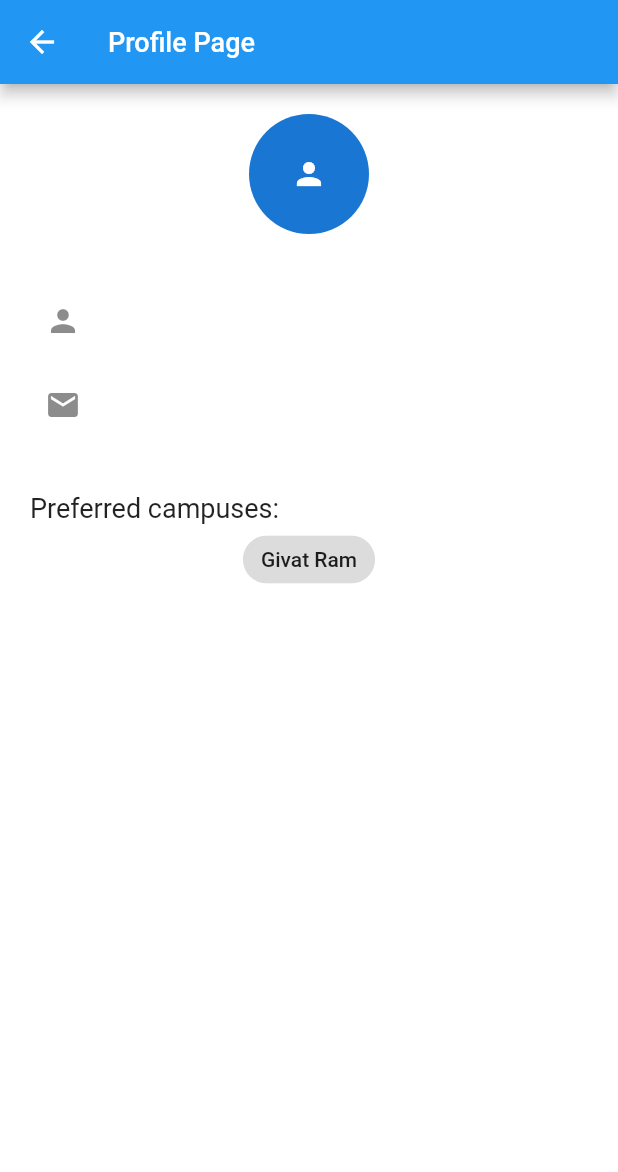
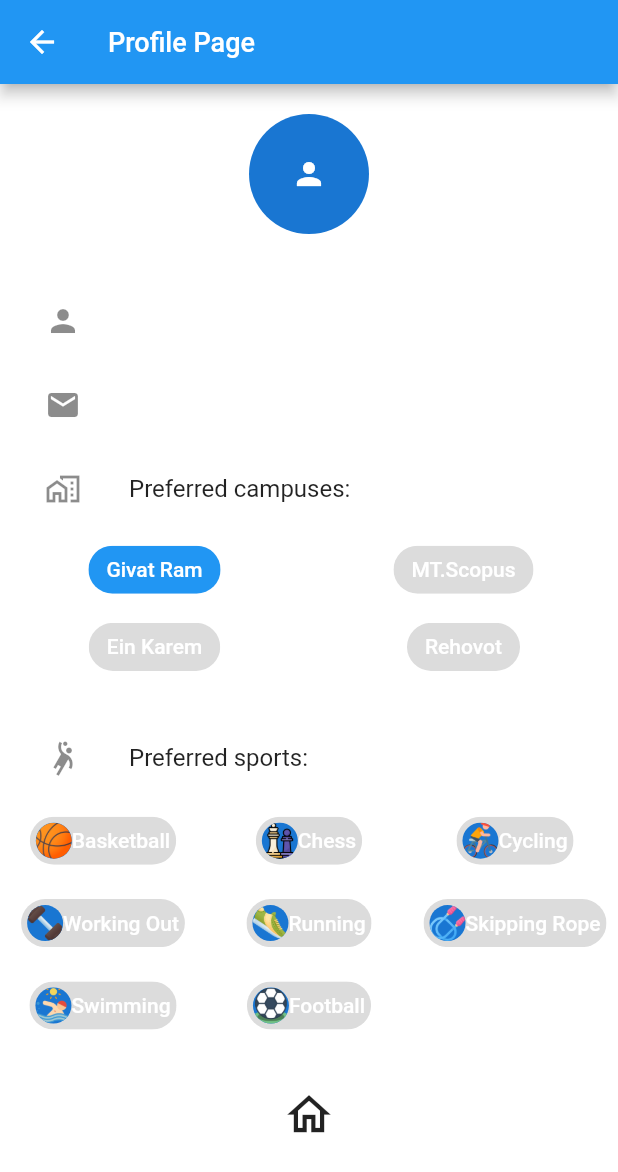
Before and after one commit to abd-khrubi/JoinMe, a Flutter app: the ProfilePage screen opened directly with empty values, after a tap on "Givat Ram", on a phone screen of 412 x 824 dp. Shown: the top 1172 px of the screen. Run offline on Flutter 3.47's test engine with Material 2 defaults, Android fonts, the phone set to English and light mode, and no system bars; our stand-ins replace cloud_firestore, firebase_core, get_it, google_maps_flutter, image_picker; accounts and stored records are empty; network calls fail.

Commit message:
Acticity dart added a function campu dart, changed some of the functionality. Screens were updated with a whole new UI.

```diff
--- a/lib/models/activity.dart
+++ b/lib/models/activity.dart
@@ -1,41 +1,61 @@
 enum Activity {
   basketball,
   chess,
+  cycling,
+  working_out,
+  running,
+  skipping_rope,
+  swimming,
   football,
-  running,
 }
 
 String activityToString(Activity activity) {
   switch (activity) {
+    case Activity.cycling:
+      {
+        return "Cycling";
+      }
     case Activity.basketball:
       {
         return 'Basketball';
       }
-      break;
 
     case Activity.chess:
       {
         return 'Chess';
       }
-      break;
+
+    case Activity.running:
+      {
+        return 'Running';
+      }
+    case Activity.working_out:
+      {
+        return "Working Out";
+      }
+    case Activity.skipping_rope:
+      {
+        return "Skipping Rope";
+      }
+    case Activity.swimming:
+      {
+        return "Swimming";
+      }
     case Activity.football:
       {
         return 'Football';
       }
-      break;
-    case Activity.running:
-      {
-        return 'Running';
-      }
-      break;
   }
-
-  return "";
 }
 
 String activityImagePath(Activity activity) {
   String result = 'assets/images/';
   switch (activity) {
+    case Activity.football:
+      {
+        result += 'football.png';
+      }
+      break;
     case Activity.basketball:
       {
         result += 'basketball.png';
@@ -57,6 +77,25 @@ String activityImagePath(Activity activity) {
         result += 'shoes.png';
       }
       break;
+    case Activity.swimming:
+      {
+        result += 'swimming.png';
+      }
+      break;
+    case Activity.cycling:
+      {
+        result += 'cycling.png';
+      }
+      break;
+    case Activity.skipping_rope:
+      {
+        result += 'skipping-rope.png';
+      }
+      break;
+    case Activity.working_out:
+      {
+        result += 'dumbell.png';
+      }
   }
   return result;
 }
--- a/lib/models/campus.dart
+++ b/lib/models/campus.dart
@@ -4,3 +4,23 @@ enum Campus {
   ein_karem,
   rahovot
 }
+
+
+
+Campus stringToCampus(String campus){
+  switch (campus) {
+    case "Givat Ram":
+      {
+        return Campus.givat;
+      }
+    case "Ein Karem":
+      {
+        return Campus.ein_karem;
+      }
+    case "MT.Scopus":
+      {
+        return Campus.har;
+      }
+  }
+  return Campus.rahovot;
+}
--- a/lib/screens/ChooseActivityScreen.dart
+++ b/lib/screens/ChooseActivityScreen.dart
@@ -1,7 +1,7 @@
 import 'package:flutter/cupertino.dart';
 import 'package:flutter/material.dart';
 import 'package:flutter_app/models/campus.dart';
-
+import '../models/activity.dart.';
 class ChooseActivityScreen extends StatelessWidget {
   Campus currentCampus;
 
@@ -35,7 +35,7 @@ class ChooseActivityScreen extends StatelessWidget {
   Widget _activityList() {
     return GridView.builder(
         padding: EdgeInsets.symmetric(vertical: 15.0),
-        itemCount: activities.length,
+        itemCount: Activity.values.length,
         itemBuilder: (BuildContext context, int index) {
           return Container(
             child: Column(
@@ -45,7 +45,7 @@ class ChooseActivityScreen extends StatelessWidget {
                   child: ElevatedButton(
                     onPressed: null,
                     child: Image.asset(
-                      images[index],
+                      activityImagePath(Activity.values[index]),
                       height: 100,
                       width: 100,
                       scale: 10,
@@ -64,7 +64,7 @@ class ChooseActivityScreen extends StatelessWidget {
                     ),
                   ),
                 ),
-                Text(activities[index]),
+                Text(activityToString(Activity.values[index])),
               ],
             ),
           );
--- a/lib/screens/ChooseCampusScreen.dart
+++ b/lib/screens/ChooseCampusScreen.dart
@@ -11,28 +11,7 @@ class ChooseCampusScreen extends StatelessWidget {
   ];
 
   void campusButtonPressed(BuildContext context, String campus) {
-    Campus currentCampus = Campus.givat;
-    switch (campus) {
-      case "Givat Ram":
-        {
-          currentCampus = Campus.givat;
-        }
-        break;
-      case "Ein Karem":
-        {
-          currentCampus = Campus.ein_karem;
-        }
-        break;
-      case "MT.Scopus":
-        {
-          currentCampus = Campus.har;
-        }
-        break;
-      case "Rehovot":
-        {
-          currentCampus = Campus.rahovot;
-        }
-    }
+    Campus currentCampus = stringToCampus(campus);
     Navigator.push(
         context,
         MaterialPageRoute(
--- a/lib/screens/ProfilePage.dart
+++ b/lib/screens/ProfilePage.dart
@@ -1,5 +1,9 @@
+import 'package:flutter/cupertino.dart';
 import 'package:flutter/material.dart';
 import 'package:flutter_app/models/user.dart';
+import 'package:flutter_app/screens/HomePage.dart';
+import '../models/campus.dart';
+import '../models/activity.dart';
 
 class ProfilePage extends StatefulWidget {
   final User user;
@@ -12,6 +16,17 @@ class ProfilePage extends StatefulWidget {
 
 class _ProfilePageState extends State<ProfilePage> {
   List<String> campusList = ["Givat Ram", "MT.Scopus", "Ein Karem", "Rehovot"];
+  List<bool> tapped = [false, false, false, false];
+  List<bool> tappedSport = [
+    false,
+    false,
+    false,
+    false,
+    false,
+    false,
+    false,
+    false
+  ];
 
   @override
   Widget build(BuildContext context) {
@@ -23,9 +38,7 @@ class _ProfilePageState extends State<ProfilePage> {
         ),
       ),
       backgroundColor: Colors.white,
-      body: SafeArea(
-        child: Center(
-          child: ListView(
+      body: ListView(
         children: <Widget>[
           SizedBox(
             height: 20,
@@ -44,19 +57,93 @@ class _ProfilePageState extends State<ProfilePage> {
             title: Text(widget.user.email),
             leading: Icon(Icons.email),
           ),
-              SizedBox(height: 30),
-              Container(
-                  margin: const EdgeInsets.only(left: 20),
-                  child: Text("Preferred campuses:",
-                      style: TextStyle(fontSize: 18))),
-              ChoiceChip(
-                label: Text("Givat Ram"),
-                selected: false,
-                onSelected: (bool selected) {},
-              )
+          ListTile(
+            contentPadding: EdgeInsets.only(left: 30),
+            title: Text("Preferred campuses:"),
+            leading: Icon(Icons.home_work_outlined),
+          ),
+          GridView.builder(
+            padding: EdgeInsets.only(bottom: 20),
+            shrinkWrap: true,
+            itemCount: campusList.length,
+            itemBuilder: (BuildContext context, int index) {
+              return Center(
+                child: ChoiceChip(
+                  label: Text(campusList[index]),
+                  labelStyle: TextStyle(color: Colors.white),
+                  selectedColor: Colors.blue,
+                  selected: tapped[index],
+                  onSelected: (bool selected) {
+                    setState(() {
+                      tapped[index] = !tapped[index];
+                      if (tapped[index]) {
+                        widget.user.preferredCampuses
+                            .add(stringToCampus(campusList[index]));
+                      } else {
+                        widget.user.preferredCampuses
+                            .remove(stringToCampus(campusList[index]));
+                      }
+                    });
+                  },
+                ),
+              );
+            },
+            gridDelegate: const SliverGridDelegateWithFixedCrossAxisCount(
+                crossAxisCount: 2, childAspectRatio: 4),
+          ),
+          ListTile(
+            contentPadding: EdgeInsets.only(left: 30),
+            title: Text("Preferred sports:"),
+            leading: Icon(Icons.sports_handball_outlined),
+          ),
+          GridView.builder(
+            physics: ClampingScrollPhysics(),
+            padding: EdgeInsets.only(bottom: 20),
+            shrinkWrap: true,
+            itemCount: Activity.values.length,
+            itemBuilder: (BuildContext context, int index) {
+              return Center(
+                child: ChoiceChip(
+                  visualDensity: VisualDensity(),
+                  labelPadding: EdgeInsets.symmetric(),
+                  label: FittedBox(
+                      fit: BoxFit.fitWidth,
+                      child: Text(activityToString(Activity.values[index]))),
+                  labelStyle: TextStyle(color: Colors.white),
+                  selectedColor: Colors.blue,
+                  selected: tappedSport[index],
+                  avatar: CircleAvatar(
+                    backgroundImage:
+                        Image.asset(activityImagePath(Activity.values[index]))
+                            .image,
+                  ),
+                  onSelected: (bool selected) {
+                    setState(() {
+                      tappedSport[index] = !tappedSport[index];
+                      if (tappedSport[index]) {
+                        widget.user.favoriteSports.add(Activity.values[index]);
+                      } else {
+                        widget.user.favoriteSports
+                            .remove(Activity.values[index]);
+                      }
+                    });
+                  },
+                ),
+              );
+            },
+            gridDelegate: const SliverGridDelegateWithFixedCrossAxisCount(
+                crossAxisCount: 3, childAspectRatio: 2.5),
+          ),
+          IconButton(
+              alignment: Alignment.bottomCenter,
+              onPressed: (){
+                Navigator.push(
+                    context,
+                    MaterialPageRoute(
+                        builder: (context) => HomePage(widget.user)));
+              },
+              icon: Icon(Icons.home_outlined),iconSize: 35.0,)
         ],
-          ),
-        ),
       ),
     );
   }
```
Lines whose indentation alone changed are shown as unchanged.
